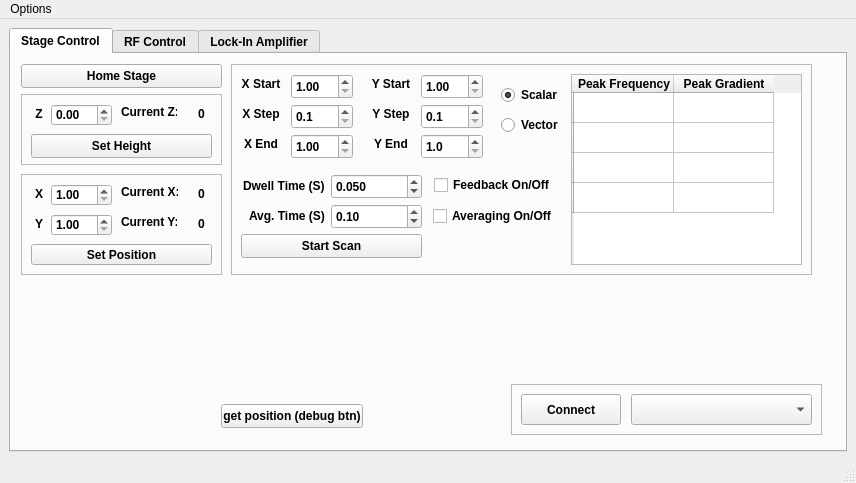
Old version of the form scanning_magnetometer.ui in the repository WarwickEPR/ScanningMagnetometry.
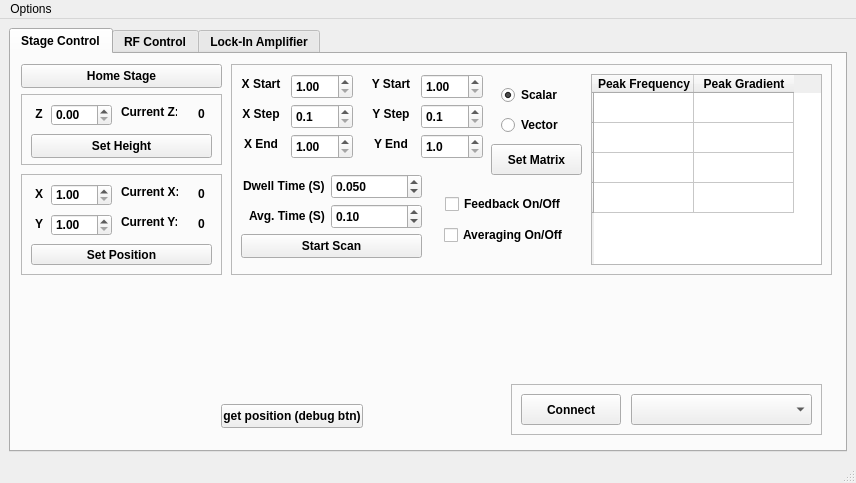
New version of the form. The open tabs and pages were chosen to show the change.

Commit message: a matrix vector entry + stop scan

Patch:
```diff
--- a/scanning_magnetometer.ui
+++ b/scanning_magnetometer.ui
@@ -343,7 +343,7 @@
          <rect>
           <x>220</x>
           <y>10</y>
-          <width>581</width>
+          <width>601</width>
           <height>211</height>
          </rect>
         </property>
@@ -624,7 +624,7 @@
         <widget class="QTableWidget" name="scanODMRPropertiesTable">
          <property name="geometry">
           <rect>
-           <x>340</x>
+           <x>360</x>
            <y>10</y>
            <width>231</width>
            <height>191</height>
@@ -696,8 +696,8 @@
         <widget class="QCheckBox" name="feedbackToggle">
          <property name="geometry">
           <rect>
-           <x>203</x>
-           <y>110</y>
+           <x>214</x>
+           <y>129</y>
            <width>120</width>
            <height>22</height>
           </rect>
@@ -715,8 +715,8 @@
         <widget class="QCheckBox" name="scanAveragingToggle">
          <property name="geometry">
           <rect>
-           <x>202</x>
-           <y>141</y>
+           <x>213</x>
+           <y>160</y>
            <width>121</width>
            <height>22</height>
           </rect>
@@ -792,6 +792,19 @@
           <double>0.050000000000000</double>
          </property>
         </widget>
+        <widget class="QPushButton" name="setVectorMatrixButton">
+         <property name="geometry">
+          <rect>
+           <x>260</x>
+           <y>80</y>
+           <width>91</width>
+           <height>31</height>
+          </rect>
+         </property>
+         <property name="text">
+          <string>Set Matrix</string>
+         </property>
+        </widget>
        </widget>
        <widget class="QFrame" name="frame_4">
         <property name="geometry">
```
Left out of the diff: 4 changed lines with no effect on the pictures. The commit also changes 4 other files.
